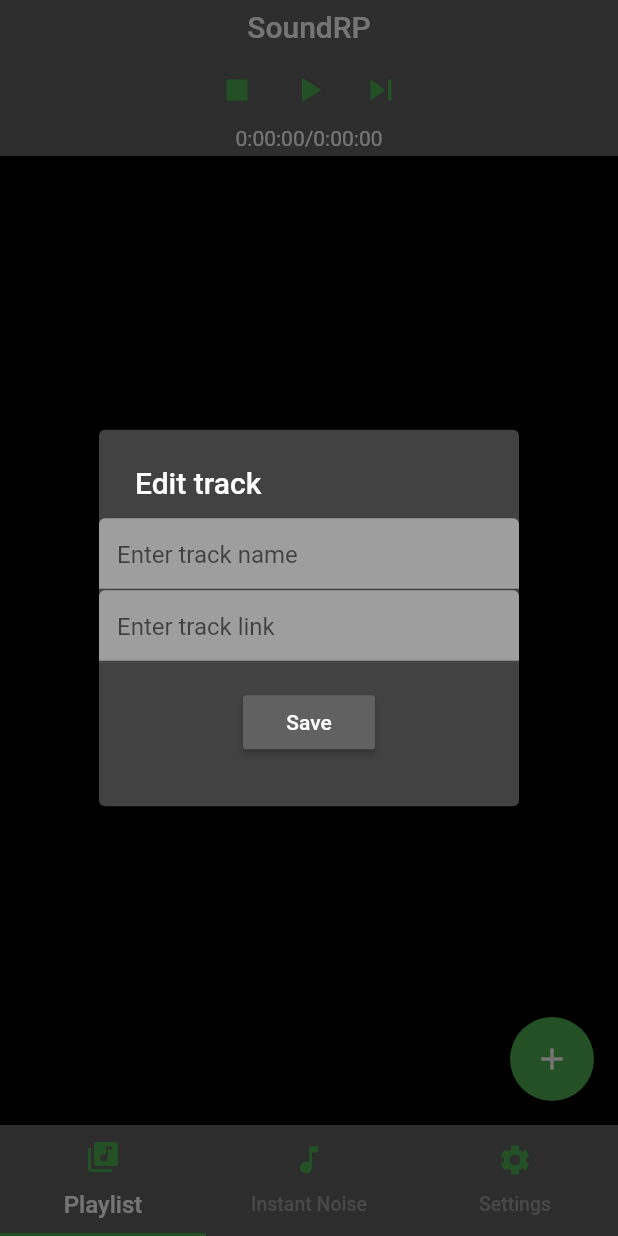
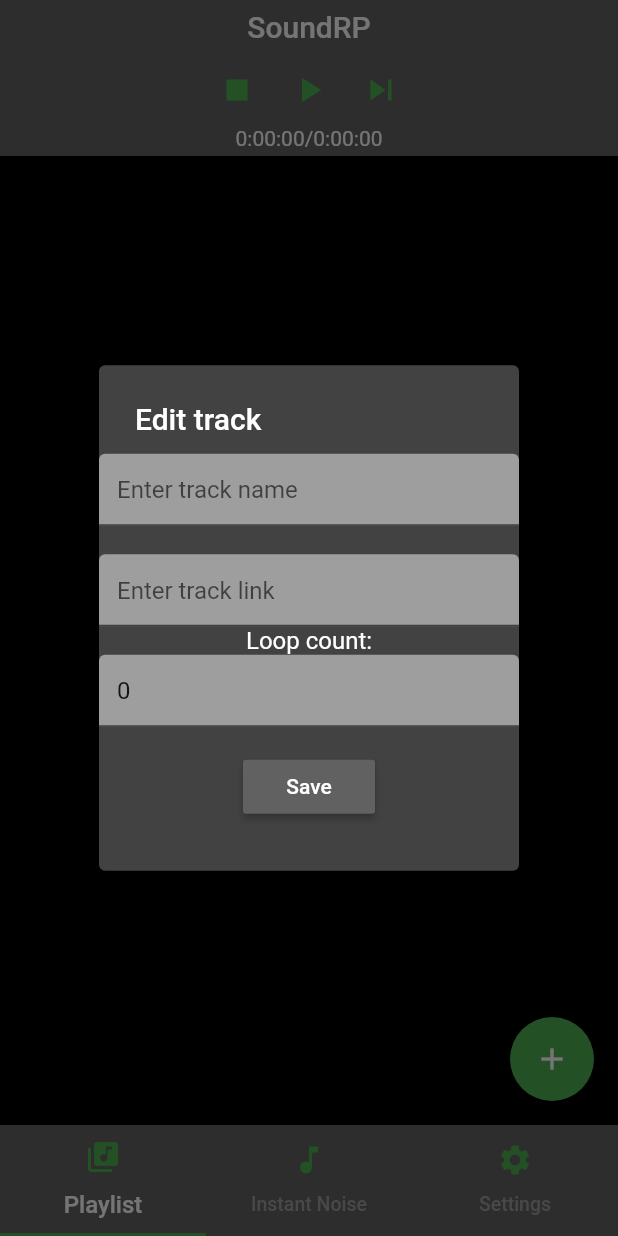
Before and after one commit to Dan7s/Sound_RP, a Flutter app: the screen it shows after launch, after a tap on the "add" icon, on a phone screen of 412 x 824 dp. Run offline on Flutter 3.47's test engine with Material 2 defaults, Android fonts, the phone set to English and light mode, and no system bars; our stand-ins replace audioplayers.

Commit message:
Tracks loops implementation and fixing track editing

```diff
--- a/lib/main.dart
+++ b/lib/main.dart
@@ -68,7 +68,7 @@ class _HomeState extends State<Home> with SingleTickerProviderStateMixin{
   }
 
   Future play() async {						//play func, getting next track from playlist tab and play it
-	final result = await audioPlayer.play("https://invidio.us/latest_version?id="+get_next_track().link+"&itag=251");
+	final result = await audioPlayer.play("https://invidio.us/latest_version?id="+tracks.first.link+"&itag=251");
 	if (result == 1) {
 		setState(() {
 			_playerState = PlayerState.playing;
@@ -96,11 +96,17 @@ class _HomeState extends State<Home> with SingleTickerProviderStateMixin{
 	}
   }
 
-  Future skip() async {
-	stop();
+  Future skip() async {					//skip function with loop managing
 	if (tracks.isNotEmpty) {
-		deleteTrack(tracks.first);
-		play();
+		print(tracks.first.loop);
+		if (tracks.first.loop == 0) {
+			stop();
+			deleteTrack(tracks.first);
+			play();
+		} else {
+			tracks.first.loop = tracks.first.loop - 1;
+			play();
+		}
 	}
   }
 
--- a/lib/tabs/playlist.dart
+++ b/lib/tabs/playlist.dart
@@ -51,7 +51,7 @@ class PlaylistState extends State<PlaylistTab> with AutomaticKeepAliveClientMixi
 				),
 				floatingActionButton: FloatingActionButton(			//adding action button
 					onPressed: () async {
-						Track new_track = Track("", "", 1, idCounter);
+						Track new_track = Track("", "", 0, idCounter);
 						new_track = await editTrack(context, new_track);
 						if (new_track.name != "" && new_track.link != "" ) {
 							tracks.add(new_track);
@@ -68,16 +68,16 @@ class PlaylistState extends State<PlaylistTab> with AutomaticKeepAliveClientMixi
 }
 
 class Track {			//track obj class
-	final String name;
-	final String link;
-	final int loop;
-	final int id;
+	String name;
+	String link;
+	int loop;
+	int id;
 
 	Track(this.name, this.link, this.loop, this.id);
 }
 
 bool isFirstTrack(id) {				//getting first track bool
-	if (get_next_track().id == id) {
+	if (tracks.first.id == id) {
 		return true;
 	} else {
 		return false;
@@ -100,13 +100,10 @@ Future<bool> trackMenu(BuildContext context, track) {				//Track Menu, finally i
 						color: Colors.grey[700],
 						child: Text("Edit", style: TextStyle(color: Colors.white)),
 						onPressed: () async{
-							Track new_track = Track(track.name, track.link, track.loop, track.id);
-							new_track = await editTrack(context, new_track);
-							if (new_track.name != "" && new_track.link != "" && new_track != track) {
-								int track_index = tracks.indexOf(track);
-								deleteTrack(track);
-								tracks.insert(track_index, new_track);
-							};
+							Track track_new = await editTrack(context, track);
+							track.name = track_new.name;
+							track.link = track_new.link;
+							track.loop = track_new.loop;
 							Navigator.pop(context, true);
 						},
 					),
@@ -134,6 +131,7 @@ Future<bool> trackMenu(BuildContext context, track) {				//Track Menu, finally i
 Future<Track> editTrack(BuildContext context, track) {		//editing tacks dialog
 	String name = track.name;
 	String link = track.link;
+	String loop = track.loop.toString();
 	String id = track.id.toString();
 
 	final _formKey = GlobalKey<FormState>();
@@ -170,6 +168,7 @@ Future<Track> editTrack(BuildContext context, track) {		//editing tacks dialog
 												initialValue: name,
 												onSaved: (val) => name = val,
 											),
+											Text("", style: TextStyle(color: Colors.white)),
 											TextFormField(
 												decoration: const InputDecoration(
 													hintText: 'Enter track link',
@@ -185,6 +184,22 @@ Future<Track> editTrack(BuildContext context, track) {		//editing tacks dialog
 												initialValue: link,
 												onSaved: (val) => link = val,
 											),
+											Text("Loop count:", style: TextStyle(color: Colors.white)),
+											TextFormField(
+												decoration: const InputDecoration(
+													hintText: 'Enter loop number, -1 = loop to skip',
+													filled: true,
+													fillColor: Colors.grey,
+													focusColor: Colors.green,
+												),
+												validator: (value) {
+													if (value.isEmpty) {
+														return 'Please loops count';
+													}
+												},
+												initialValue: loop,
+												onSaved: (val) => loop = val,
+											),
 											Padding(
 												padding: const EdgeInsets.symmetric(vertical: 16.0),
 												child: RaisedButton(
@@ -198,7 +213,7 @@ Future<Track> editTrack(BuildContext context, track) {		//editing tacks dialog
 															if (link.contains('&')) {
 																link = link.split('&')[0];
 															}
-															Track new_track = new Track(name, link, 1, int.parse(id));
+															Track new_track = new Track(name, link, int.parse(loop), int.parse(id));
 															Navigator.pop(context, new_track);
 														}
 														else {
@@ -220,7 +235,3 @@ Future<Track> editTrack(BuildContext context, track) {		//editing tacks dialog
 	);
 
 }
-
-Track get_next_track() {			//func to geting first track`s link from queue by main.dart to play it
-	return(tracks.first);
-}
```
